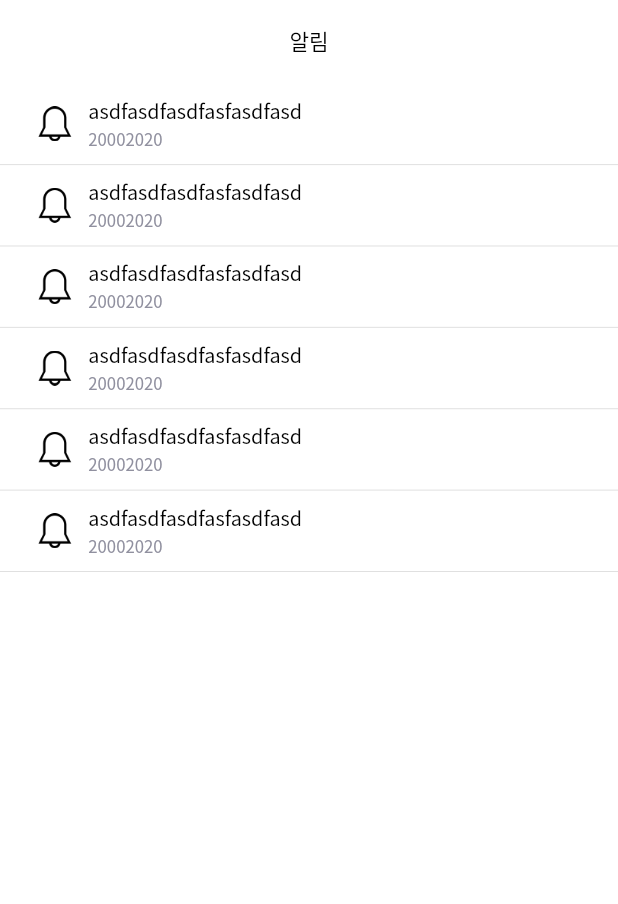
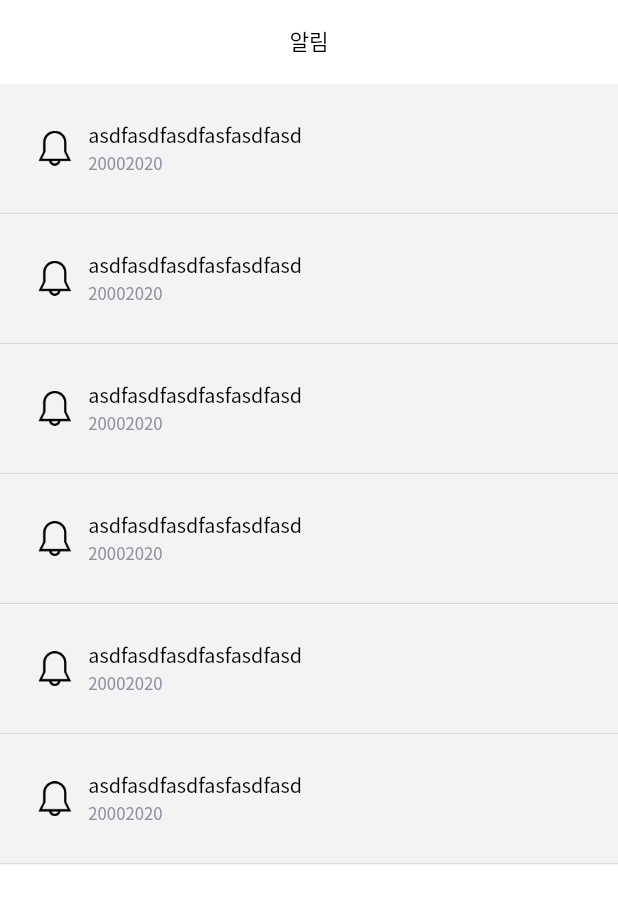
Before and after one commit to Team-Grima/KuHaeJwo-frontend, a Flutter app: the MainPage screen opened by its route, after a tap on an icon or button, on a phone screen of 412 x 824 dp. Shown: the top 904 px of the screen. Run offline on Flutter 3.47's test engine with Material 2 defaults, Android fonts, the phone set to English and light mode, and no system bars; our stand-ins replace cached_network_image, cross_file, dio, dropdown_button2, firebase_auth, firebase_core and 9 more; missing offline and left inert: flutter_firebase_chat_core, linear_progress_bar; accounts and stored records are empty; network calls fail; project files that could hold a hidden picture were left out.

Commit message:
alarm page 수정

```diff
--- a/lib/pages/alarm/alarm_controller.dart
+++ b/lib/pages/alarm/alarm_controller.dart
@@ -4,20 +4,22 @@ class AlarmController extends GetxController {
   RxList<Noti> notifications = <Noti>[].obs;
   @override
   void onInit() {
-    notifications.add(Noti(title: "asdfasdfasdfasfasdfasd", body: "bodybody", receivedDate: "20002020"));
-    notifications.add(Noti(title: "asdfasdfasdfasfasdfasd", body: "bodybody", receivedDate: "20002020"));
-    notifications.add(Noti(title: "asdfasdfasdfasfasdfasd", body: "bodybody", receivedDate: "20002020"));
-    notifications.add(Noti(title: "asdfasdfasdfasfasdfasd", body: "bodybody", receivedDate: "20002020"));
-    notifications.add(Noti(title: "asdfasdfasdfasfasdfasd", body: "bodybody", receivedDate: "20002020"));
-    notifications.add(Noti(title: "asdfasdfasdfasfasdfasd", body: "bodybody", receivedDate: "20002020"));
+    notifications.add(Noti(title: "asdfasdfasdfasfasdfasd", body: "bodybody", receivedDate: "20002020", route: "/home", isRead: false));
+    notifications.add(Noti(title: "asdfasdfasdfasfasdfasd", body: "bodybody", receivedDate: "20002020", route: "/home", isRead: false));
+    notifications.add(Noti(title: "asdfasdfasdfasfasdfasd", body: "bodybody", receivedDate: "20002020", route: "/home", isRead: false));
+    notifications.add(Noti(title: "asdfasdfasdfasfasdfasd", body: "bodybody", receivedDate: "20002020", route: "/home", isRead: false));
+    notifications.add(Noti(title: "asdfasdfasdfasfasdfasd", body: "bodybody", receivedDate: "20002020", route: "/home", isRead: false));
+    notifications.add(Noti(title: "asdfasdfasdfasfasdfasd", body: "bodybody", receivedDate: "20002020", route: "/home", isRead: false));
     super.onInit();
   }
 }
 
 class Noti {
-  String? title;
-  String? body;
-  String? receivedDate;
+  String title;
+  String body;
+  String receivedDate;
+  String route;
+  bool isRead;
 
-  Noti({this.title, this.body, this.receivedDate});
+  Noti({required this.title, required this.body, required this.receivedDate, required this.route, required this.isRead});
 }
--- a/lib/pages/alarm/alarm_view_page.dart
+++ b/lib/pages/alarm/alarm_view_page.dart
@@ -39,11 +39,13 @@ class AlarmViewPage extends StatelessWidget {
 
   _alarmFragment(Noti notification) {
     return InkWell(
-      onTap: () {},
+      onTap: () => Get.toNamed(notification.route),
+      child: Container(
+        decoration: BoxDecoration(color: notification.isRead ? CommonColor.white : CommonColor.gray01),
         child: Column(
           children: [
             Padding(
-            padding: EdgeInsets.symmetric(horizontal: 24.r, vertical: 8.r),
+              padding: EdgeInsets.symmetric(horizontal: 24.r, vertical: 24.r),
               child: Row(
                 children: [
                   Image.asset(
@@ -71,6 +73,7 @@ class AlarmViewPage extends StatelessWidget {
             Divider(height: 1.r)
           ],
         ),
+      ),
     );
   }
 }
--- a/lib/pages/main_view_page/main_view_page.dart
+++ b/lib/pages/main_view_page/main_view_page.dart
@@ -22,7 +22,7 @@ class MainPage extends StatelessWidget {
         child: Scaffold(
       body: Column(children: [
         Padding(
-          padding: EdgeInsets.symmetric(vertical: 24.r, horizontal: 24.r),
+          padding: EdgeInsets.fromLTRB(20.r, 24.r, 4.r, 24.r),
           child: Column(
             children: [
               Row(
@@ -38,9 +38,7 @@ class MainPage extends StatelessWidget {
                       )),
                   Expanded(child: searchBar(textEditingController: controller.searchTextEditingController)),
                   if (!Get.find<AuthService>().authed)
-                    Padding(
-                      padding: const EdgeInsets.only(right: 0),
-                      child: IconButton(
+                    IconButton(
                       splashRadius: 20.0.r,
                       onPressed: () {
                         Get.toNamed('/alarm');
@@ -60,7 +58,6 @@ class MainPage extends StatelessWidget {
                           // future: HttpServiceManager().checkUnreadNotification(),
                         );
                       }),
-                      ),
                     )
                 ],
               ),
@@ -173,7 +170,7 @@ class MainPage extends StatelessWidget {
   static Widget searchBar({required textEditingController}) {
     return IntrinsicHeight(
       child: Padding(
-        padding: EdgeInsets.only(bottom: 0.r, top: 0.r, left: 12.r),
+        padding: EdgeInsets.only(left: 12.r),
         child: Row(
           children: [
             Expanded(
```
Lines whose indentation alone changed are shown as unchanged.
